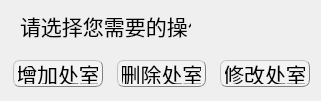
The window that dptmanagedialog.ui (EsZHU/QtExamSystem) describes before a commit, drawn with Qt 5.
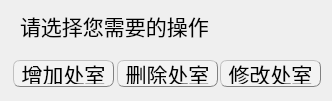
The same window after the commit.

```diff
--- a/dptmanagedialog.ui
+++ b/dptmanagedialog.ui
@@ -6,7 +6,7 @@
    <rect>
     <x>0</x>
     <y>0</y>
-    <width>321</width>
+    <width>332</width>
     <height>101</height>
    </rect>
   </property>
@@ -18,7 +18,7 @@
     <rect>
      <x>220</x>
      <y>60</y>
-     <width>90</width>
+     <width>101</width>
      <height>27</height>
     </rect>
    </property>
@@ -41,7 +41,7 @@
     <rect>
      <x>117</x>
      <y>60</y>
-     <width>89</width>
+     <width>101</width>
      <height>27</height>
     </rect>
    </property>
@@ -64,7 +64,7 @@
     <rect>
      <x>13</x>
      <y>60</y>
-     <width>90</width>
+     <width>101</width>
      <height>27</height>
     </rect>
    </property>
@@ -87,7 +87,7 @@
     <rect>
      <x>20</x>
      <y>10</y>
-     <width>171</width>
+     <width>211</width>
      <height>31</height>
     </rect>
    </property>
```
